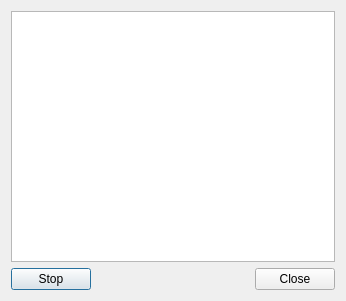
The window that src-qt4/pc-sysmanager/cmdDialog.ui (trueos/pcbsd) describes before a commit, drawn with Qt 5.
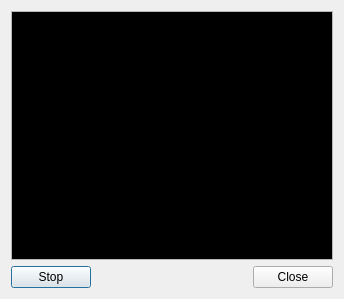
The same window after the commit.

Commit message: System manager: terminal like color scheme in command output window

```diff
--- a/src-qt4/pc-sysmanager/cmdDialog.ui
+++ b/src-qt4/pc-sysmanager/cmdDialog.ui
@@ -6,8 +6,8 @@
    <rect>
     <x>0</x>
     <y>0</y>
-    <width>346</width>
-    <height>301</height>
+    <width>344</width>
+    <height>299</height>
    </rect>
   </property>
   <property name="windowTitle">
@@ -16,9 +16,103 @@
   <layout class="QVBoxLayout" name="verticalLayout">
    <item>
     <widget class="QPlainTextEdit" name="textEdit">
+     <property name="palette">
+      <palette>
+       <active>
+        <colorrole role="WindowText">
+         <brush brushstyle="SolidPattern">
+          <color alpha="255">
+           <red>255</red>
+           <green>255</green>
+           <blue>255</blue>
+          </color>
+         </brush>
+        </colorrole>
+        <colorrole role="Text">
+         <brush brushstyle="SolidPattern">
+          <color alpha="255">
+           <red>255</red>
+           <green>255</green>
+           <blue>255</blue>
+          </color>
+         </brush>
+        </colorrole>
+        <colorrole role="Base">
+         <brush brushstyle="SolidPattern">
+          <color alpha="255">
+           <red>0</red>
+           <green>0</green>
+           <blue>0</blue>
+          </color>
+         </brush>
+        </colorrole>
+       </active>
+       <inactive>
+        <colorrole role="WindowText">
+         <brush brushstyle="SolidPattern">
+          <color alpha="255">
+           <red>255</red>
+           <green>255</green>
+           <blue>255</blue>
+          </color>
+         </brush>
+        </colorrole>
+        <colorrole role="Text">
+         <brush brushstyle="SolidPattern">
+          <color alpha="255">
+           <red>255</red>
+           <green>255</green>
+           <blue>255</blue>
+          </color>
+         </brush>
+        </colorrole>
+        <colorrole role="Base">
+         <brush brushstyle="SolidPattern">
+          <color alpha="255">
+           <red>0</red>
+           <green>0</green>
+           <blue>0</blue>
+          </color>
+         </brush>
+        </colorrole>
+       </inactive>
+       <disabled>
+        <colorrole role="WindowText">
+         <brush brushstyle="SolidPattern">
+          <color alpha="255">
+           <red>55</red>
+           <green>55</green>
+           <blue>55</blue>
+          </color>
+         </brush>
+        </colorrole>
+        <colorrole role="Text">
+         <brush brushstyle="SolidPattern">
+          <color alpha="255">
+           <red>88</red>
+           <green>88</green>
+           <blue>88</blue>
+          </color>
+         </brush>
+        </colorrole>
+        <colorrole role="Base">
+         <brush brushstyle="SolidPattern">
+          <color alpha="255">
+           <red>114</red>
+           <green>114</green>
+           <blue>114</blue>
+          </color>
+         </brush>
+        </colorrole>
+       </disabled>
+      </palette>
+     </property>
      <property name="readOnly">
       <bool>true</bool>
      </property>
+     <property name="plainText">
+      <string/>
+     </property>
     </widget>
    </item>
    <item>
```
Left out of the diff: 4 changed lines with no effect on the pictures.
